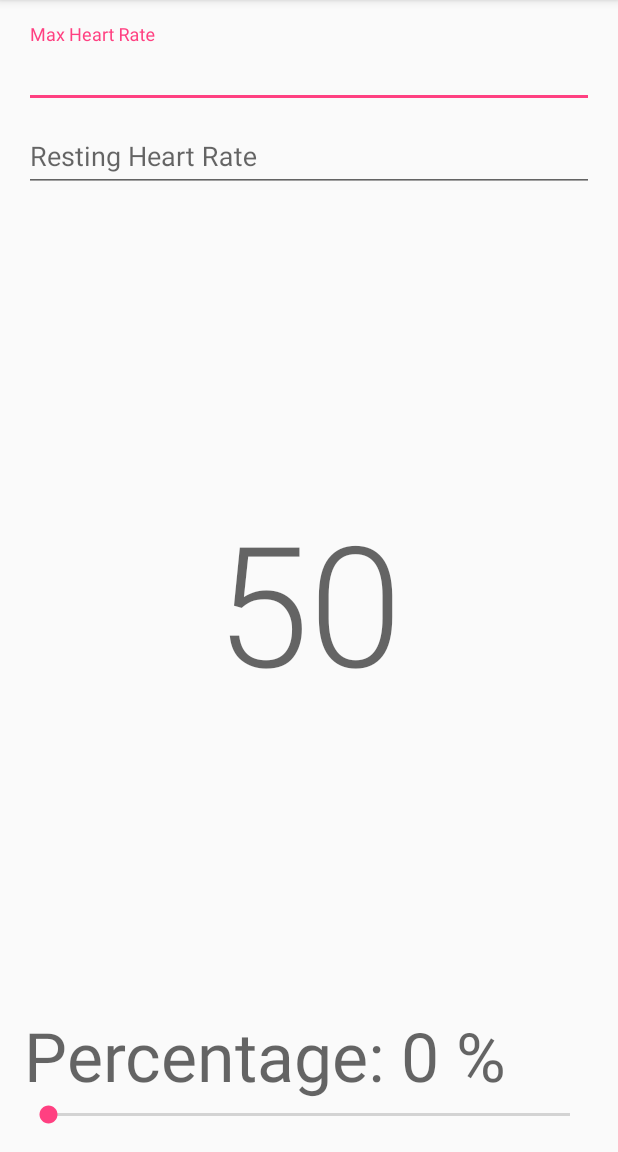
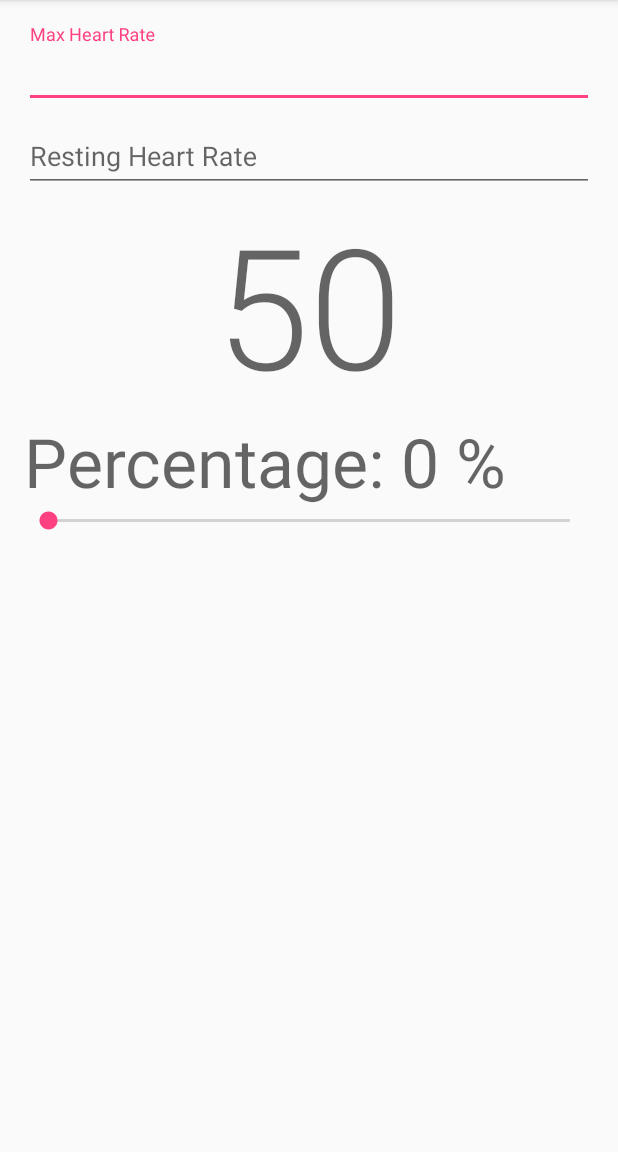
Before and after one commit to pete-harris/heart-rate-calculator, an Android app: the screen it shows after launch (MainActivity), on a phone screen of 412 x 824 dp, the part 84-1236 px from its top. Run offline under Robolectric (Android 15) with nearby library versions, the phone set to English and light mode, and no system bars; our stand-ins replace data binding; 2 statements that could not run were skipped.

Commit message:
improve layout

```diff
--- a/app/src/main/res/layout/activity_main.xml
+++ b/app/src/main/res/layout/activity_main.xml
@@ -5,10 +5,14 @@
             name="viewModel"
             type="uk.me.peteharris.heartratecalculator.ViewModel" />
     </data>
-    <LinearLayout xmlns:android="http://schemas.android.com/apk/res/android"
+    <ScrollView xmlns:android="http://schemas.android.com/apk/res/android"
         xmlns:tools="http://schemas.android.com/tools"
         android:layout_width="match_parent"
-        android:layout_height="match_parent"
+        android:layout_height="match_parent">
+
+        <LinearLayout
+            android:layout_width="match_parent"
+            android:layout_height="wrap_content"
             android:paddingBottom="@dimen/activity_vertical_margin"
             android:paddingLeft="@dimen/activity_horizontal_margin"
             android:paddingRight="@dimen/activity_horizontal_margin"
@@ -43,6 +47,7 @@
                 android:layout_width="match_parent"
                 android:layout_height="0dp"
                 android:layout_weight="1"
+                android:minHeight="72dp"
                 android:gravity="center"
                 tools:text="160"
                 style="@style/TextAppearance.AppCompat.Display4"
@@ -63,4 +68,5 @@
                 bind:onSeekBarChangeListener="@{viewModel.percentageChangeListener}"
                 android:layout_gravity="center_horizontal" />
         </LinearLayout>
+    </ScrollView>
 </layout>
```
Lines whose indentation alone changed are shown as unchanged.
